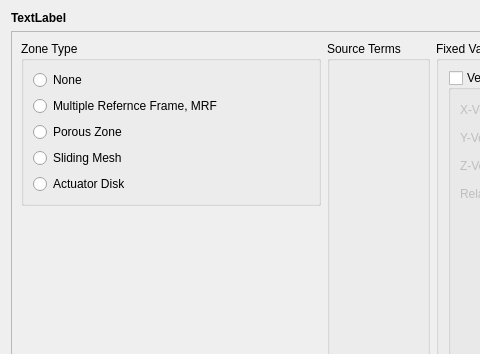
Before: the Qt Designer form view/setup/cell_zone_conditions/cell_zone_condition_dialog.ui in nextfoam/baram, drawn with Qt 5; both pictures show x 0 to 480 and y 0 to 354 of the 999 by 718 pixel window.
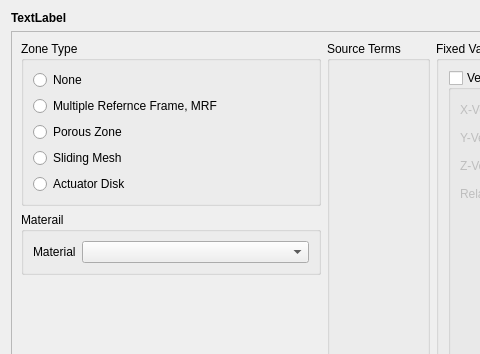
After: the same form once the commit is applied.

```diff
--- a/view/setup/cell_zone_conditions/cell_zone_condition_dialog.ui
+++ b/view/setup/cell_zone_conditions/cell_zone_condition_dialog.ui
@@ -63,7 +63,7 @@
            <number>0</number>
           </property>
           <item>
-           <widget class="QWidget" name="zoneType" native="true">
+           <widget class="QWidget" name="setting" native="true">
             <property name="sizePolicy">
              <sizepolicy hsizetype="Preferred" vsizetype="Preferred">
               <horstretch>0</horstretch>
@@ -172,6 +172,25 @@
                </layout>
               </widget>
              </item>
+             <item>
+              <widget class="QGroupBox" name="singleMaterial">
+               <property name="title">
+                <string>Materail</string>
+               </property>
+               <layout class="QFormLayout" name="formLayout_2">
+                <item row="0" column="0">
+                 <widget class="QLabel" name="label">
+                  <property name="text">
+                   <string>Material</string>
+                  </property>
+                 </widget>
+                </item>
+                <item row="0" column="1">
+                 <widget class="QComboBox" name="material"/>
+                </item>
+               </layout>
+              </widget>
+             </item>
             </layout>
            </widget>
           </item>
```
Left out of the diff: 2 changed lines with no effect on the pictures.
